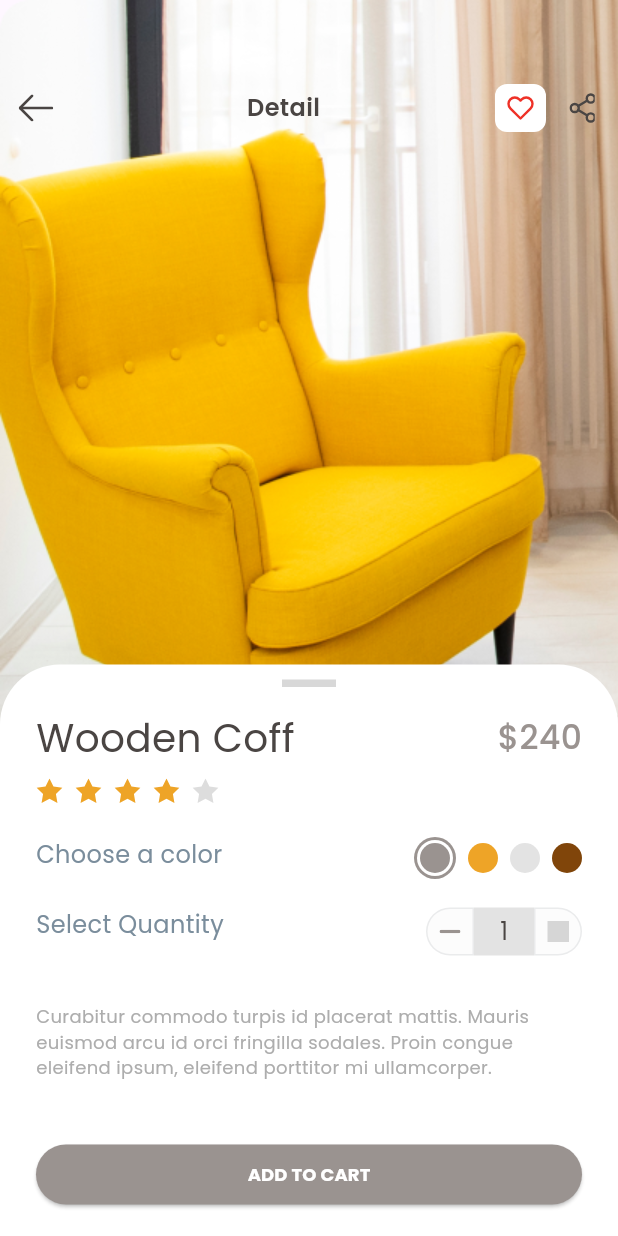
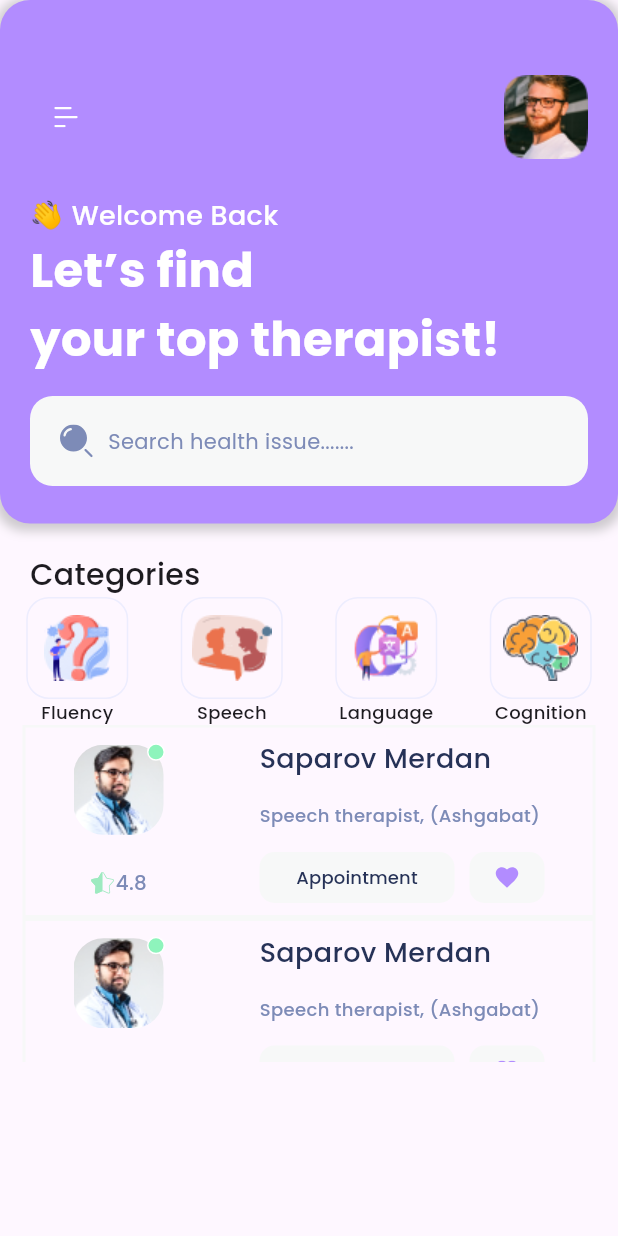
Before and after one commit to lukman-hakim-123/flutter-ui-figma, a Flutter app: the screen it shows after launch, on a phone screen of 412 x 824 dp. Run offline on Flutter 3.47's test engine with Material 3 defaults, Android fonts, the light colour scheme and no system bars; our stand-ins replace flutter_svg, google_fonts; grey boxes are pictures that could not be loaded.

Commit message:
medical app home

```diff
--- a/lib/main.dart
+++ b/lib/main.dart
@@ -1,5 +1,6 @@
 import 'package:figma_furniture/features/detail/pages/detailpage.dart';
 import 'package:figma_furniture/features/home/pages/homepage.dart';
+import 'package:figma_furniture/medical/features/home/page/homepage.dart';
 import 'package:flutter/material.dart';
 
 void main() {
@@ -19,6 +20,6 @@ class MyApp extends StatelessWidget {
           colorScheme: ColorScheme.fromSeed(seedColor: Colors.deepPurple),
           useMaterial3: true,
         ),
-        home: DetailPage());
+        home: HomePageMedical());
   }
 }
--- /dev/null
+++ b/lib/medical/features/home/page/homepage.dart
@@ -0,0 +1,122 @@
+import 'package:figma_furniture/medical/features/home/widget/categories.dart';
+import 'package:figma_furniture/medical/features/home/widget/doctor.dart';
+import 'package:flutter/material.dart';
+import 'package:flutter_svg/flutter_svg.dart';
+import 'package:google_fonts/google_fonts.dart';
+
+class HomePageMedical extends StatelessWidget {
+  const HomePageMedical({super.key});
+
+  @override
+  Widget build(BuildContext context) {
+    return Scaffold(
+      body: Column(
+        children: [
+          Container(
+              decoration: BoxDecoration(
+                  color: Color(0xFFB28CFF),
+                  borderRadius: BorderRadius.all(Radius.circular(20)),
+                  boxShadow: [
+                    BoxShadow(
+                        color: Colors.grey.withOpacity(0.5),
+                        spreadRadius: 3,
+                        blurRadius: 5,
+                        offset: Offset(0, 2))
+                  ]),
+              height: 349,
+              child: Padding(
+                padding: const EdgeInsets.symmetric(horizontal: 20),
+                child: Column(
+                  crossAxisAlignment: CrossAxisAlignment.start,
+                  children: [
+                    SizedBox(
+                      height: 50,
+                    ),
+                    Row(
+                        mainAxisAlignment: MainAxisAlignment.spaceBetween,
+                        children: [
+                          IconButton(
+                              onPressed: () {},
+                              icon: SvgPicture.asset(
+                                  "assets/medical/icons/Menu.svg")),
+                          SizedBox(
+                            height: 56,
+                            width: 56,
+                            child:
+                                Image.asset("assets/medical/images/foto1.png"),
+                          )
+                        ]),
+                    SizedBox(
+                      height: 25,
+                    ),
+                    Text(
+                      "👋 Welcome Back",
+                      style: GoogleFonts.poppins(
+                          textStyle: TextStyle(
+                              fontSize: 18,
+                              fontWeight: FontWeight.w500,
+                              color: Color(0xFFFFFFFF))),
+                    ),
+                    Text(
+                      "Let’s find\nyour top therapist!",
+                      style: GoogleFonts.poppins(
+                          textStyle: TextStyle(
+                              fontSize: 32,
+                              fontWeight: FontWeight.w700,
+                              color: Color(0xFFFFFFFF))),
+                    ),
+                    SizedBox(
+                      height: 15,
+                    ),
+                    Container(
+                      height: 60,
+                      decoration: BoxDecoration(
+                          color: Color(0xFFF7F8F8),
+                          borderRadius: BorderRadius.all(Radius.circular(15))),
+                      child: Padding(
+                        padding: const EdgeInsets.only(left: 20),
+                        child: Row(
+                          children: [
+                            SvgPicture.asset("assets/medical/icons/Search.svg"),
+                            SizedBox(
+                              width: 10,
+                            ),
+                            Text(
+                              "Search health issue.......",
+                              style: GoogleFonts.poppins(
+                                  textStyle: TextStyle(
+                                      fontSize: 14, color: Color(0xFF7D8BB7))),
+                            )
+                          ],
+                        ),
+                      ),
+                    ),
+                  ],
+                ),
+              )),
+          SizedBox(
+            height: 20,
+          ),
+          Column(
+            children: [
+              Align(
+                alignment: Alignment.topLeft,
+                child: Padding(
+                  padding: const EdgeInsets.only(left: 20),
+                  child: Text(
+                    "Categories",
+                    style: GoogleFonts.poppins(
+                        textStyle: TextStyle(
+                            fontSize: 20, fontWeight: FontWeight.w500)),
+                  ),
+                ),
+              ),
+              Categories(),
+              SizedBox(height: 225, child: ListDoctor())
+            ],
+          )
+        ],
+      ),
+    );
+  }
+}
--- /dev/null
+++ b/lib/medical/features/home/widget/categories.dart
@@ -0,0 +1,86 @@
+import 'package:flutter/material.dart';
+import 'package:google_fonts/google_fonts.dart';
+
+class Categories extends StatelessWidget {
+  const Categories({
+    super.key,
+  });
+
+  @override
+  Widget build(BuildContext context) {
+    return Row(
+      mainAxisAlignment: MainAxisAlignment.spaceAround,
+      children: [
+        Column(
+          children: [
+            Container(
+              width: 68,
+              height: 68,
+              child: Image.asset("assets/medical/images/Fluency.png"),
+              decoration: BoxDecoration(
+                  borderRadius: BorderRadius.all(Radius.circular(15)),
+                  border: Border.all(
+                      width: 1, color: Color.fromARGB(68, 189, 208, 251))),
+            ),
+            Text("Fluency",
+                style: GoogleFonts.poppins(
+                    textStyle:
+                        TextStyle(fontSize: 12, fontWeight: FontWeight.w500)))
+          ],
+        ),
+        Column(
+          children: [
+            Container(
+              width: 68,
+              height: 68,
+              child: Image.asset("assets/medical/images/Speech.png"),
+              decoration: BoxDecoration(
+                  borderRadius: BorderRadius.all(Radius.circular(15)),
+                  border: Border.all(
+                      width: 1, color: Color.fromARGB(68, 189, 208, 251))),
+            ),
+            Text("Speech",
+                style: GoogleFonts.poppins(
+                    textStyle:
+                        TextStyle(fontSize: 12, fontWeight: FontWeight.w500)))
+          ],
+        ),
+        Column(
+          children: [
+            Container(
+                width: 68,
+                height: 68,
+                child: Image.asset("assets/medical/images/Language.png"),
+                decoration: BoxDecoration(
+                  borderRadius: BorderRadius.all(Radius.circular(15)),
+                  border: Border.all(
+                      width: 1, color: Color.fromARGB(68, 189, 208, 251)),
+                )),
+            Text("Language",
+                style: GoogleFonts.poppins(
+                    textStyle:
+                        TextStyle(fontSize: 12, fontWeight: FontWeight.w500)))
+          ],
+        ),
+        Column(
+          children: [
+            Container(
+              width: 68,
+              height: 68,
+              child: Image.asset("assets/medical/images/Cognition.png"),
+              decoration: BoxDecoration(
+                borderRadius: BorderRadius.all(Radius.circular(15)),
+                border: Border.all(
+                    width: 1, color: Color.fromARGB(68, 189, 208, 251)),
+              ),
+            ),
+            Text("Cognition",
+                style: GoogleFonts.poppins(
+                    textStyle:
+                        TextStyle(fontSize: 12, fontWeight: FontWeight.w500)))
+          ],
+        )
+      ],
+    );
+  }
+}
--- /dev/null
+++ b/lib/medical/features/home/widget/doctor.dart
@@ -0,0 +1,158 @@
+import 'package:flutter/material.dart';
+import 'package:flutter_svg/flutter_svg.dart';
+import 'package:google_fonts/google_fonts.dart';
+
+class ListDoctor extends StatelessWidget {
+  ListDoctor({super.key});
+  final List<Map<String, dynamic>> doctors = [
+    {
+      "name": "Saparov Merdan",
+      "job": "Speech therapist, (Ashgabat)",
+      "image": "assets/medical/images/doc1.png",
+      "star": "4.8"
+    },
+    {
+      "name": "Saparov Merdan",
+      "job": "Speech therapist, (Ashgabat)",
+      "image": "assets/medical/images/doc1.png",
+      "star": "4.8"
+    },
+    {
+      "name": "Saparov Merdan",
+      "job": "Speech therapist, (Ashgabat)",
+      "image": "assets/medical/images/doc1.png",
+      "star": "4.8"
+    },
+    {
+      "name": "Saparov Merdan",
+      "job": "Speech therapist, (Ashgabat)",
+      "image": "assets/medical/images/doc1.png",
+      "star": "4.8"
+    }
+  ];
+
+  @override
+  Widget build(BuildContext context) {
+    return ListView.builder(
+        itemCount: doctors.length,
+        itemBuilder: (BuildContext context, int index) {
+          return Padding(
+            padding: const EdgeInsets.symmetric(horizontal: 15),
+            child: Container(
+              height: 129,
+              width: MediaQuery.of(context).size.width,
+              decoration: BoxDecoration(
+                  border: Border.all(width: 2, color: Color(0xFFF7F8F8))),
+              child: Row(
+                mainAxisAlignment: MainAxisAlignment.spaceAround,
+                children: [
+                  Column(
+                    mainAxisAlignment: MainAxisAlignment.spaceAround,
+                    children: [
+                      Stack(clipBehavior: Clip.none, children: [
+                        Container(
+                            width: 60,
+                            height: 60,
+                            decoration: BoxDecoration(
+                              borderRadius:
+                                  BorderRadius.all(Radius.circular(20)),
+                            ),
+                            child: ClipRRect(
+                              borderRadius: BorderRadius.circular(20),
+                              child: Image.asset(
+                                doctors[index]["image"],
+                                fit: BoxFit.cover,
+                              ),
+                            )),
+                        Positioned(
+                            top: -1,
+                            right: -1,
+                            child: SvgPicture.asset(
+                                "assets/medical/icons/Ellipse.svg")),
+                      ]),
+                      Row(
+                        mainAxisAlignment: MainAxisAlignment.spaceAround,
+                        children: [
+                          SvgPicture.asset("assets/medical/icons/Star.svg"),
+                          Text(
+                            doctors[index]["star"],
+                            style: GoogleFonts.poppins(
+                                textStyle: TextStyle(
+                                    fontSize: 13.25,
+                                    fontWeight: FontWeight.w500,
+                                    color: Color(0xFF7D8BB7))),
+                          )
+                        ],
+                      ),
+                    ],
+                  ),
+                  Column(
+                    crossAxisAlignment: CrossAxisAlignment.start,
+                    mainAxisAlignment: MainAxisAlignment.spaceAround,
+                    children: [
+                      Text(
+                        doctors[index]["name"],
+                        style: GoogleFonts.poppins(
+                            textStyle: TextStyle(
+                                fontSize: 18,
+                                fontWeight: FontWeight.w500,
+                                color: Color(0xFF263257))),
+                      ),
+                      Text(
+                        doctors[index]["job"],
+                        style: GoogleFonts.poppins(
+                          textStyle: TextStyle(
+                              fontSize: 12,
+                              fontWeight: FontWeight.w500,
+                              color: Color(0xFF7D8BB7)),
+                        ),
+                      ),
+                      Row(
+                        mainAxisAlignment: MainAxisAlignment.spaceEvenly,
+                        children: [
+                          Container(
+                            decoration: BoxDecoration(
+                                color: Color(0xFFF7F8F8),
+                                borderRadius:
+                                    BorderRadius.all(Radius.circular(10))),
+                            width: 130,
+                            height: 34,
+                            child: TextButton(
+                                onPressed: () {},
+                                child: Text(
+                                  "Appointment",
+                                  style: GoogleFonts.poppins(
+                                    textStyle: TextStyle(
+                                        fontSize: 12,
+                                        fontWeight: FontWeight.w500,
+                                        color: Color(0xFF263257)),
+                                  ),
+                                )),
+                          ),
+                          SizedBox(
+                            width: 10,
+                          ),
+                          Container(
+                            decoration: BoxDecoration(
+                                color: Color(0xFFF7F8F8),
+                                borderRadius:
+                                    BorderRadius.all(Radius.circular(10))),
+                            width: 50,
+                            height: 34,
+                            child: IconButton(
+                                onPressed: () {},
+                                icon: (SvgPicture.asset(
+                                  "assets/medical/icons/Vector.svg",
+                                ))),
+                          ),
+                        ],
+                      )
+                    ],
+                  ),
+                ],
+              ),
+            ),
+          );
+        });
+  }
+}
```
Also changed, not shown: pubspec.yaml (+18 -1 lines), assets/medical/icons/Calender.svg (added), assets/medical/icons/Ellipse.svg (added), assets/medical/icons/Home.svg (added), assets/medical/icons/Menu.svg (added), assets/medical/icons/Message.svg (added), assets/medical/icons/Notification.svg (added), assets/medical/icons/Search.svg (added), assets/medical/icons/Star.svg (added), assets/medical/icons/Vector.svg (added), assets/medical/images/Cognition.png (added), assets/medical/images/Fluency.png (added), assets/medical/images/Language.png (added), assets/medical/images/Speech.png (added), 2 more files.
